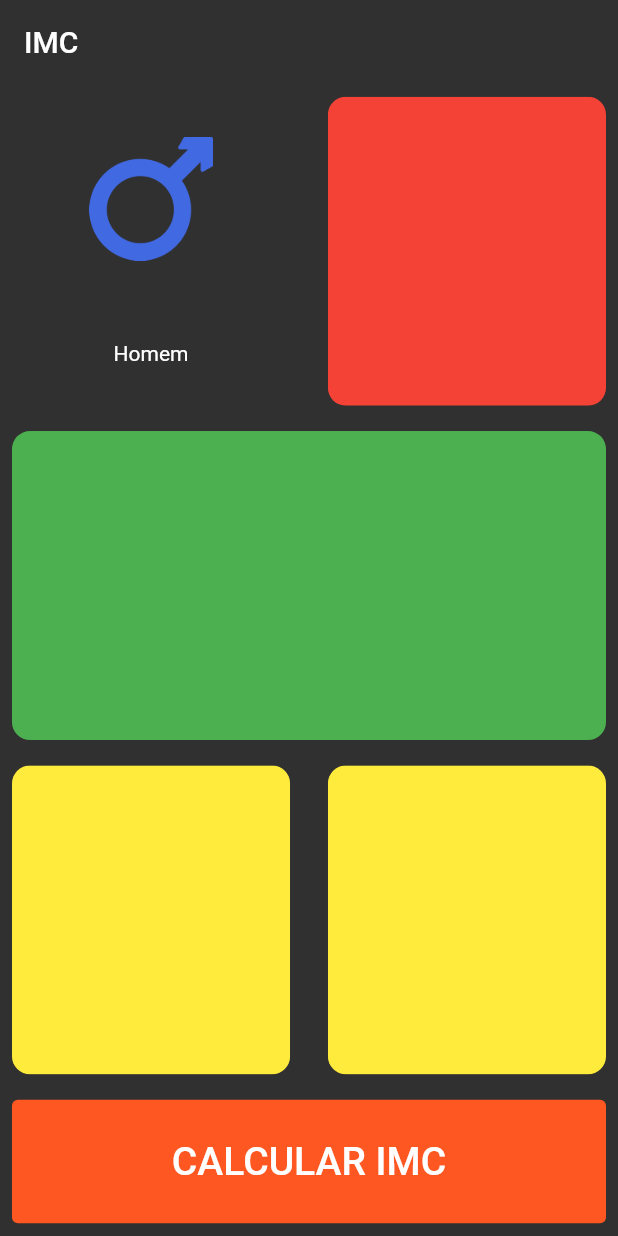
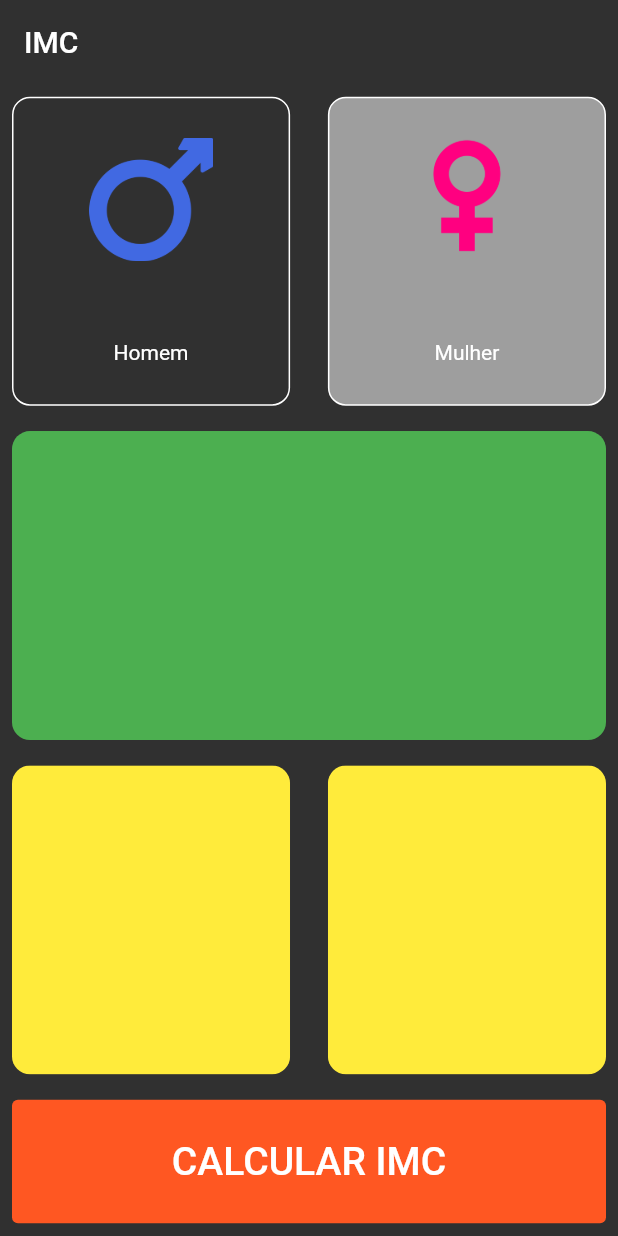
Before and after one commit to robertoalvarezjunior/imc_app, a Flutter app: the screen it shows after launch, after a tap on "CALCULAR IMC", on a phone screen of 412 x 824 dp. Run offline on Flutter 3.47's test engine with Material 2 defaults, Android fonts, the phone set to English and light mode, and no system bars.

Commit message:
genre changes

```diff
--- a/lib/constants/constants.dart
+++ b/lib/constants/constants.dart
@@ -1,3 +1,5 @@
-import 'package:flutter/cupertino.dart';
+import 'package:flutter/material.dart';
 
 BorderRadiusGeometry border = BorderRadius.circular(12);
+
+Color genreColor = Colors.grey;
--- /dev/null
+++ b/lib/controllers/genre_controller.dart
@@ -0,0 +1,13 @@
+import 'package:flutter/material.dart';
+
+class GenreController with ChangeNotifier {
+  bool manSelect;
+  bool womanSelect;
+  GenreController({this.manSelect = false, this.womanSelect = true});
+
+  isgenreSelected() {
+    manSelect = !manSelect;
+    womanSelect = !womanSelect;
+    notifyListeners();
+  }
+}
--- a/lib/main.dart
+++ b/lib/main.dart
@@ -1,8 +1,19 @@
 import 'package:flutter/material.dart';
+import 'package:imc_app/controllers/genre_controller.dart';
 import 'package:imc_app/screens/home_screen.dart';
+import 'package:provider/provider.dart';
 
 void main() {
-  runApp(const MyApp());
+  runApp(
+    MultiProvider(
+      providers: [
+        ChangeNotifierProvider(
+          create: (context) => GenreController(),
+        )
+      ],
+      child: const MyApp(),
+    ),
+  );
 }
 
 class MyApp extends StatelessWidget {
--- a/lib/screens/home_screen.dart
+++ b/lib/screens/home_screen.dart
@@ -1,13 +1,20 @@
 import 'package:flutter/material.dart';
-import 'package:imc_app/constants/constants.dart';
+import 'package:imc_app/controllers/genre_controller.dart';
+import 'package:imc_app/widgets/age_selector.dart';
+import 'package:imc_app/widgets/button_selector.dart';
+import 'package:imc_app/widgets/height_selector.dart';
+import 'package:imc_app/widgets/man_selector.dart';
+import 'package:imc_app/widgets/weight_selector.dart';
+import 'package:imc_app/widgets/woman_selector.dart';
+import 'package:provider/provider.dart';
 
 class HomeScreen extends StatelessWidget {
   const HomeScreen({super.key});
-
   @override
   Widget build(BuildContext context) {
     Size size = MediaQuery.of(context).size;
-    return Scaffold(
+    return Consumer<GenreController>(
+      builder: (context, changenotifier1, child) => Scaffold(
         appBar: AppBar(
           title: const Text('IMC'),
           elevation: 0,
@@ -24,79 +31,30 @@ class HomeScreen extends StatelessWidget {
                 child: Row(
                   mainAxisAlignment: MainAxisAlignment.spaceBetween,
                   children: [
-                  ClipRRect(
-                    borderRadius: border,
-                    child: SizedBox(
-                      height: double.infinity,
-                      width: size.width * 0.45,
-                      child: Column(
-                        mainAxisAlignment: MainAxisAlignment.spaceAround,
-                        children: [
-                          SizedBox(
-                            width: size.width * 0.2,
-                            child: Image.asset(
-                              'assets/male.png',
-                              fit: BoxFit.contain,
-                            ),
-                          ),
-                          const Text('Homem'),
+                    ManSelector(changenotifier1: changenotifier1),
+                    WomanSelector(changenotifier1: changenotifier1),
                   ],
                 ),
               ),
-                  ),
-                  ClipRRect(
-                    borderRadius: BorderRadius.circular(12),
-                    child: Container(
-                      width: size.width * 0.45,
-                      color: Colors.red,
-                    ),
-                  ),
-                ],
-              ),
-            ),
-            ClipRRect(
-              borderRadius: border,
-              child: Container(
-                color: Colors.green,
-                height: size.height * 0.25,
-              ),
-            ),
+              const HeightSelector(),
               SizedBox(
                 width: size.width,
                 height: size.height * 0.25,
                 child: Row(
                   mainAxisAlignment: MainAxisAlignment.spaceBetween,
-                children: [
-                  ClipRRect(
-                    borderRadius: border,
-                    child: Container(
-                      height: double.infinity,
-                      width: size.width * 0.45,
-                      color: Colors.yellow,
-                    ),
-                  ),
-                  ClipRRect(
-                    borderRadius: BorderRadius.circular(12),
-                    child: Container(
-                      width: size.width * 0.45,
-                      color: Colors.yellow,
-                    ),
-                  ),
+                  children: const [
+                    WeightSelector(),
+                    AgeSelector(),
                   ],
                 ),
               ),
               SizedBox(
                 height: size.height * 0.1,
                 width: double.infinity,
-              child: ElevatedButton(
-                onPressed: () {},
-                child: const Text(
-                  'CALCULAR IMC',
-                  style: TextStyle(fontSize: 26),
-                ),
-              ),
+                child: const ButtonSelector(),
               ),
             ],
+          ),
         ),
       ),
     );
--- /dev/null
+++ b/lib/widgets/age_selector.dart
@@ -0,0 +1,22 @@
+import 'package:flutter/material.dart';
+
+class AgeSelector extends StatefulWidget {
+  const AgeSelector({super.key});
+
+  @override
+  State<AgeSelector> createState() => _AgeSelectorState();
+}
+
+class _AgeSelectorState extends State<AgeSelector> {
+  @override
+  Widget build(BuildContext context) {
+    Size size = MediaQuery.of(context).size;
+    return ClipRRect(
+      borderRadius: BorderRadius.circular(12),
+      child: Container(
+        width: size.width * 0.45,
+        color: Colors.yellow,
+      ),
+    );
+  }
+}
--- /dev/null
+++ b/lib/widgets/button_selector.dart
@@ -0,0 +1,21 @@
+import 'package:flutter/material.dart';
+
+class ButtonSelector extends StatefulWidget {
+  const ButtonSelector({super.key});
+
+  @override
+  State<ButtonSelector> createState() => _ButtonSelectorState();
+}
+
+class _ButtonSelectorState extends State<ButtonSelector> {
+  @override
+  Widget build(BuildContext context) {
+    return ElevatedButton(
+      onPressed: () {},
+      child: const Text(
+        'CALCULAR IMC',
+        style: TextStyle(fontSize: 26),
+      ),
+    );
+  }
+}
--- /dev/null
+++ b/lib/widgets/height_selector.dart
@@ -0,0 +1,23 @@
+import 'package:flutter/material.dart';
+import 'package:imc_app/constants/constants.dart';
+
+class HeightSelector extends StatefulWidget {
+  const HeightSelector({super.key});
+
+  @override
+  State<HeightSelector> createState() => _HeightSelectorState();
+}
+
+class _HeightSelectorState extends State<HeightSelector> {
+  @override
+  Widget build(BuildContext context) {
+    Size size = MediaQuery.of(context).size;
+    return ClipRRect(
+      borderRadius: border,
+      child: Container(
+        color: Colors.green,
+        height: size.height * 0.25,
+      ),
+    );
+  }
+}
--- /dev/null
+++ b/lib/widgets/man_selector.dart
@@ -0,0 +1,45 @@
+import 'package:flutter/material.dart';
+import 'package:imc_app/constants/constants.dart';
+import 'package:imc_app/controllers/genre_controller.dart';
+
+class ManSelector extends StatelessWidget {
+  const ManSelector({
+    super.key,
+    required this.changenotifier1,
+  });
+  final GenreController changenotifier1;
+
+  @override
+  Widget build(BuildContext context) {
+    Size size = MediaQuery.of(context).size;
+    return GestureDetector(
+      onTap: () {
+        changenotifier1.isgenreSelected();
+      },
+      child: Container(
+        decoration: BoxDecoration(
+          color: changenotifier1.manSelect == true
+              ? genreColor
+              : Colors.transparent,
+          borderRadius: border,
+          border: Border.all(color: Colors.white),
+        ),
+        height: double.infinity,
+        width: size.width * 0.45,
+        child: Column(
+          mainAxisAlignment: MainAxisAlignment.spaceAround,
+          children: [
+            SizedBox(
+              width: size.width * 0.2,
+              child: Image.asset(
+                'assets/male.png',
+                fit: BoxFit.cover,
+              ),
+            ),
+            const Text('Homem'),
+          ],
+        ),
+      ),
+    );
+  }
+}
--- /dev/null
+++ b/lib/widgets/weight_selector.dart
@@ -0,0 +1,24 @@
+import 'package:flutter/material.dart';
+import 'package:imc_app/constants/constants.dart';
+
+class WeightSelector extends StatefulWidget {
+  const WeightSelector({super.key});
+
+  @override
+  State<WeightSelector> createState() => _WeightSelectorState();
+}
+
+class _WeightSelectorState extends State<WeightSelector> {
+  @override
+  Widget build(BuildContext context) {
+    Size size = MediaQuery.of(context).size;
+    return ClipRRect(
+      borderRadius: border,
+      child: Container(
+        height: double.infinity,
+        width: size.width * 0.45,
+        color: Colors.yellow,
+      ),
+    );
+  }
+}
--- /dev/null
+++ b/lib/widgets/woman_selector.dart
@@ -0,0 +1,41 @@
+import 'package:flutter/material.dart';
+import 'package:imc_app/constants/constants.dart';
+import 'package:imc_app/controllers/genre_controller.dart';
+
+class WomanSelector extends StatelessWidget {
+  const WomanSelector({super.key, required this.changenotifier1});
+  final GenreController changenotifier1;
+
+  @override
+  Widget build(BuildContext context) {
+    Size size = MediaQuery.of(context).size;
+    return GestureDetector(
+      onTap: () {
+        changenotifier1.isgenreSelected();
+      },
+      child: Container(
+        decoration: BoxDecoration(
+            color: changenotifier1.womanSelect == true
+                ? genreColor
+                : Colors.transparent,
+            borderRadius: border,
+            border: Border.all(color: Colors.white)),
+        height: double.infinity,
+        width: size.width * 0.45,
+        child: Column(
+          mainAxisAlignment: MainAxisAlignment.spaceAround,
+          children: [
+            SizedBox(
+              width: size.width * 0.2,
+              child: Image.asset(
+                'assets/female.png',
+                fit: BoxFit.cover,
+              ),
+            ),
+            const Text('Mulher'),
+          ],
+        ),
+      ),
+    );
+  }
+}
--- a/pubspec.yaml
+++ b/pubspec.yaml
@@ -31,6 +31,7 @@ environment:
 dependencies:
   flutter:
     sdk: flutter
+  provider: ^6.0.4
 
 
   # The following adds the Cupertino Icons font to your application.
@@ -61,7 +62,7 @@ flutter:
 
   # To add assets to your application, add an assets section, like this:
   assets:
-    - assets/male.png
+    - assets/
   #   - images/a_dot_ham.jpeg
 
   # An image asset can refer to one or more resolution-specific "variants", see
```
Also changed, not shown: assets/female.png (added), pubspec.lock. Lines whose indentation alone changed are shown as unchanged.
